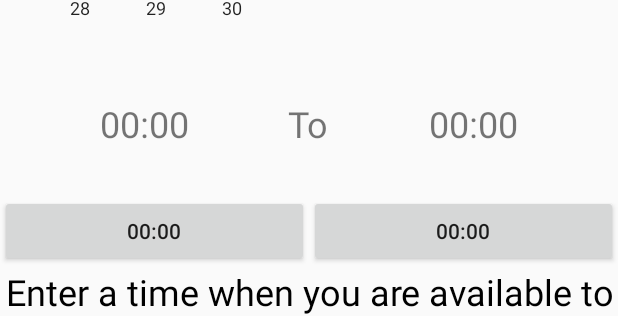
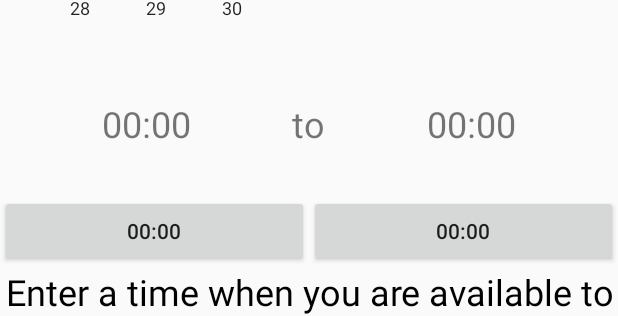
Before and after one commit to DanukGOAT/Android_Apps4Good, an Android app: the layout activity_calendar_display.xml on its own in the app's theme, with its tools: preview values and no code run, on a phone screen of 412 x 824 dp. Shown: the part 420-736 px from the top of the screen. Run offline under Robolectric (Android 15) with nearby library versions, the phone set to English and light mode, and no system bars.

Commit message:
aligned stuff

```diff
--- a/app/src/main/res/layout/activity_calendar_display.xml
+++ b/app/src/main/res/layout/activity_calendar_display.xml
@@ -51,7 +51,7 @@
                     android:layout_height="wrap_content"
                     android:text="TextView"
                     android:textSize="24sp"
-                    tools:text="To" />
+                    tools:text="to" />
 
                 <TextView
                     android:id="@+id/textView"
```
